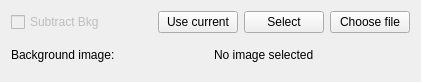
The window that lavuelib/ui/BkgSubtractionWidget.ui (syncope/lavue) describes before a commit, drawn with Qt 5.
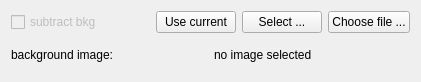
The same window after the commit.

What changed in the file:
```diff
--- a/lavuelib/ui/BkgSubtractionWidget.ui
+++ b/lavuelib/ui/BkgSubtractionWidget.ui
@@ -27,7 +27,7 @@
           <string>apply background substraction to the image</string>
          </property>
          <property name="text">
-          <string>Subtract Bkg</string>
+          <string>subtract bkg</string>
          </property>
          <property name="checkable">
           <bool>true</bool>
@@ -52,7 +52,7 @@
             <string>select the background substraction image</string>
            </property>
            <property name="text">
-            <string>Select</string>
+            <string>Select ...</string>
            </property>
           </widget>
          </item>
@@ -62,7 +62,7 @@
             <string>select a file for the background substraction image</string>
            </property>
            <property name="text">
-            <string>Choose file</string>
+            <string>Choose file ...</string>
            </property>
           </widget>
          </item>
@@ -78,7 +78,7 @@
           <string>background substraction image file name</string>
          </property>
          <property name="text">
-          <string>Background image:</string>
+          <string>background image:</string>
          </property>
         </widget>
        </item>
@@ -88,7 +88,7 @@
           <string>background substraction image file name</string>
          </property>
          <property name="text">
-          <string>No image selected</string>
+          <string>no image selected</string>
          </property>
         </widget>
        </item>
```
